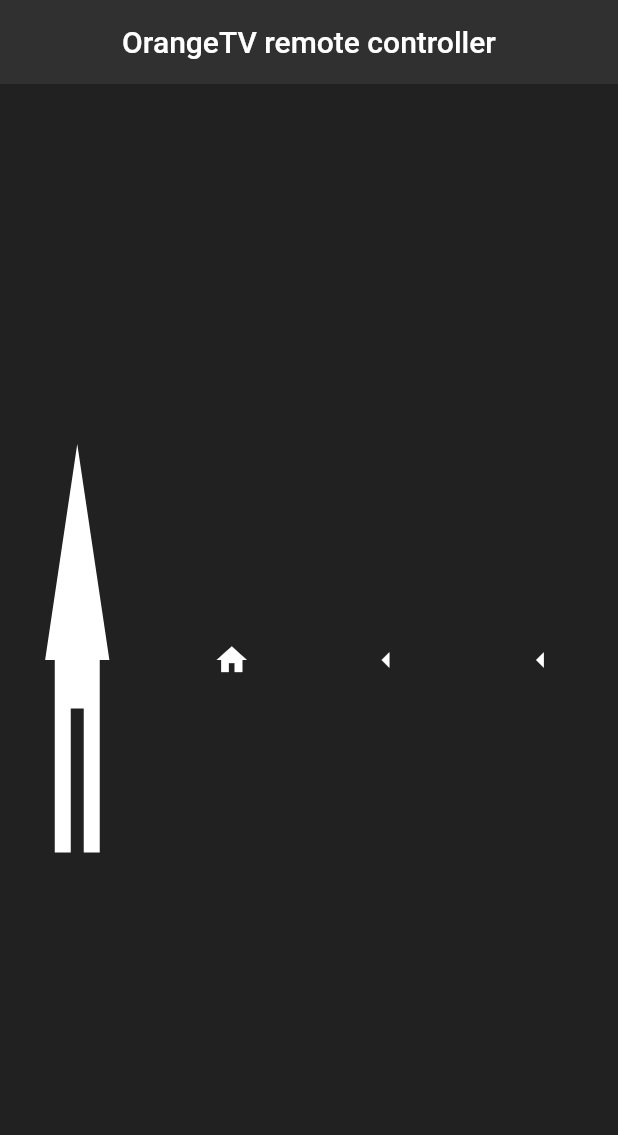
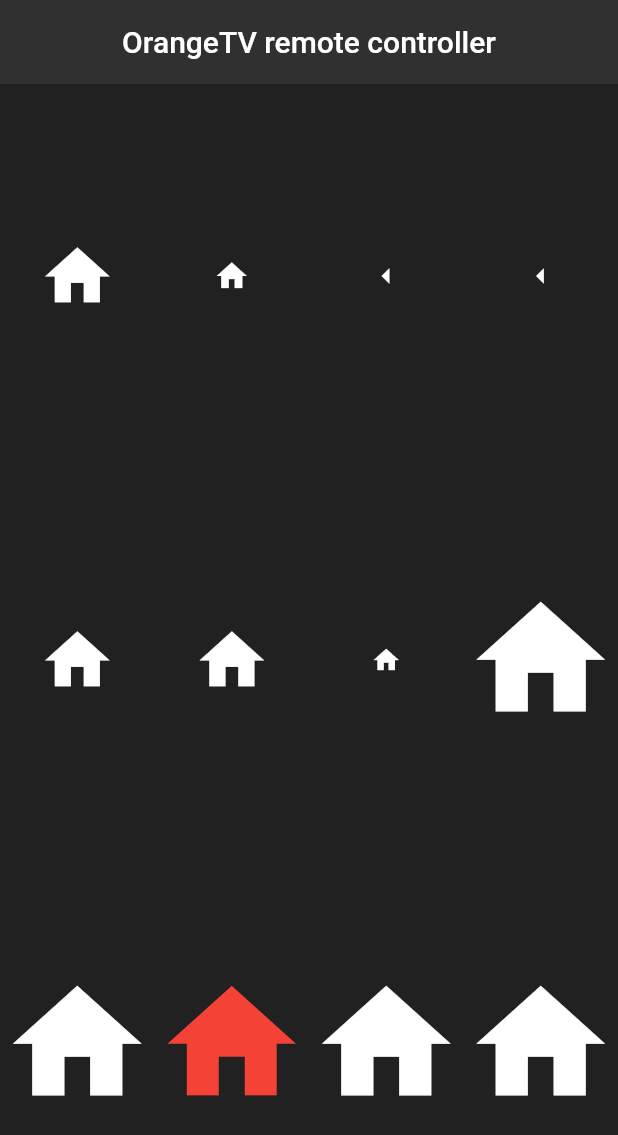
Before and after one commit to Akrobate/orange-tv-remote-app, a Flutter app: the screen it shows after launch, on a phone screen of 412 x 824 dp. Shown: the top 1135 px of the screen. Run offline on Flutter 3.47's test engine with Material 2 defaults, Android fonts, the phone set to English and light mode, and no system bars.

Commit message:
Found better way to manage size of icons

```diff
--- a/lib/main.dart
+++ b/lib/main.dart
@@ -31,7 +31,7 @@ class Home extends StatelessWidget {
               children: <Widget>[
                 Expanded(
                   child: ConstrainedBox(
-                    constraints: BoxConstraints(minWidth: double.infinity, minHeight: double.infinity),
+                    constraints: BoxConstraints(minWidth: double.infinity),
                     child: FittedBox(
                       fit: BoxFit.fill,
                       child: IconButton(
@@ -47,6 +47,7 @@ class Home extends StatelessWidget {
                 ),
                 Expanded(
                   child: IconButton(
+                    iconSize: 24.0,
                     onPressed: () {},
                     icon: Icon(Icons.home),
                     color: Colors.white,
@@ -68,7 +69,133 @@ class Home extends StatelessWidget {
                 )
               ],
             ),
+          ),
+          // Second list
+          Expanded(
+            child: Row(
+              children: <Widget>[
+                Expanded(
+                  child: ConstrainedBox(
+                    constraints: BoxConstraints.expand(),
+                    child: FittedBox(
+                      fit: BoxFit.fitWidth,
+                      child: IconButton(
+                        onPressed: () {},
+                        icon: FittedBox(
+                          fit: BoxFit.fill,
+                          child: Icon(Icons.home),
+                        ),
+                        color: Colors.white,
+                      ),
+                    ),
+                  ),
+                ),
+                Expanded(
+                  child: ConstrainedBox(
+                    constraints: BoxConstraints.expand(),
+                    child: FittedBox(
+                      fit: BoxFit.fitWidth,
+                      child: IconButton(
+                        onPressed: () {},
+                        icon: FittedBox(
+                          fit: BoxFit.fill,
+                          child: Icon(Icons.home),
+                        ),
+                        color: Colors.white,
+                      ),
+                    ),
+                  ),
+                ),
+                Expanded(
+                  child: FittedBox(
+                    fit: BoxFit.scaleDown,
+                    child:  IconButton(
+                        padding: EdgeInsets.all(50.0),
+                        onPressed: () {},
+                        icon:  Icon(Icons.home),
+                        color: Colors.white,
+                      ),
+                  ),
+                ),
+                Expanded(
+                  child: Container(
+                    constraints: BoxConstraints.expand(),
+                    // color: Colors.red,
+                    child: FittedBox(
+                        fit: BoxFit.fitWidth,
+                        child:Icon(Icons.home, color: Colors.white),
+                      ),
+                    ),
+                ),
+              ],
+            ),
+          ),
+
+
+
+          // Third list
+          Expanded(
+            child: Row(
+              children: <Widget>[
+                Expanded(
+                  child: ConstrainedBox(
+                    constraints: BoxConstraints.expand(),
+                    child: FittedBox(
+                      fit: BoxFit.fitWidth,
+                      child: IconButton(
+                        onPressed: () {},
+                        padding: EdgeInsets.all(0),
+                        iconSize: 96.0,
+                        icon: FittedBox(
+                          fit: BoxFit.fill,
+                          child: Icon(Icons.home),
+                        ),
+                        color: Colors.white,
+                      ),
+                    ),
+                  ),
+                ),
+                Expanded(
+                  child: Container(
+                    constraints: BoxConstraints.expand(),
+                    child: FittedBox(
+                      fit: BoxFit.fitWidth,
+                      child: IconButton(
+                        padding: EdgeInsets.all(0),
+                        splashColor: Colors.amberAccent,
+                        onPressed: () {},
+                        iconSize: 64.0,
+                        icon: Icon(Icons.home),
+                        color: Colors.red,
+                      ),
+                    ),
+                  ),
+                ),
+                Expanded(
+                  child: Container(
+                    constraints: BoxConstraints.expand(),
+                    // color: Colors.red,
+                    child: FittedBox(
+                      fit: BoxFit.fitWidth,
+                      child:Icon(Icons.home, color: Colors.white),
+                    ),
+                  ),
+                ),
+                Expanded(
+                  child: Container(
+                    constraints: BoxConstraints.expand(),
+                    // color: Colors.red,
+                    child: FittedBox(
+                      fit: BoxFit.fitWidth,
+                      child: Icon(Icons.home, color: Colors.white),
+                    ),
+                  ),
+                ),
+              ],
+            ),
           )
+
+
         ],
       )
     );
```
